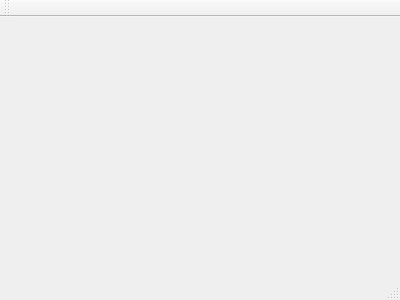
First picture: the form in mainwindow.ui, repository Bruce-Ten/QtFinal, before the edit.
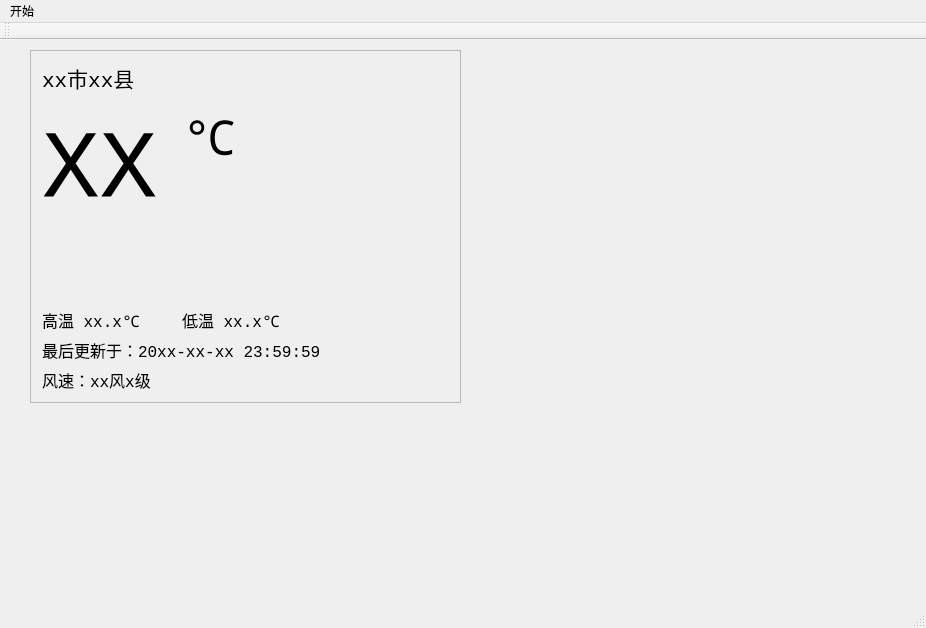
Second picture: the form after the edit. Icons and pictures are not drawn.

```diff
--- a/mainwindow.ui
+++ b/mainwindow.ui
@@ -1,24 +1,219 @@
 <ui version="4.0">
  <class>MainWindow</class>
- <widget class="QMainWindow" name="MainWindow" >
-  <property name="geometry" >
+ <widget class="QMainWindow" name="MainWindow">
+  <property name="geometry">
    <rect>
     <x>0</x>
     <y>0</y>
-    <width>400</width>
-    <height>300</height>
+    <width>926</width>
+    <height>628</height>
    </rect>
   </property>
   <property name="windowTitle" >
    <string>MainWindow</string>
   </property>
-  <widget class="QMenuBar" name="menuBar" />
-  <widget class="QToolBar" name="mainToolBar" />
-  <widget class="QWidget" name="centralWidget" />
-  <widget class="QStatusBar" name="statusBar" />
+  <widget class="QWidget" name="centralWidget">
+   <widget class="QFrame" name="frame">
+    <property name="geometry">
+     <rect>
+      <x>30</x>
+      <y>10</y>
+      <width>431</width>
+      <height>353</height>
+     </rect>
+    </property>
+    <property name="frameShape">
+     <enum>QFrame::StyledPanel</enum>
+    </property>
+    <property name="frameShadow">
+     <enum>QFrame::Raised</enum>
+    </property>
+    <widget class="QLabel" name="labelCity">
+     <property name="geometry">
+      <rect>
+       <x>12</x>
+       <y>12</y>
+       <width>114</width>
+       <height>32</height>
+      </rect>
+     </property>
+     <property name="font">
+      <font>
+       <family>Consolas</family>
+       <pointsize>16</pointsize>
+      </font>
+     </property>
+     <property name="text">
+      <string>xx市xx县</string>
+     </property>
+    </widget>
+    <widget class="QLabel" name="labelTemperature">
+     <property name="geometry">
+      <rect>
+       <x>12</x>
+       <y>51</y>
+       <width>132</width>
+       <height>140</height>
+      </rect>
+     </property>
+     <property name="font">
+      <font>
+       <family>Consolas</family>
+       <pointsize>72</pointsize>
+      </font>
+     </property>
+     <property name="text">
+      <string>XX</string>
+     </property>
+    </widget>
+    <widget class="QLabel" name="labelIcon">
+     <property name="geometry">
+      <rect>
+       <x>219</x>
+       <y>51</y>
+       <width>201</width>
+       <height>181</height>
+      </rect>
+     </property>
+     <property name="font">
+      <font>
+       <family>Consolas</family>
+       <pointsize>72</pointsize>
+      </font>
+     </property>
+     <property name="text">
+      <string/>
+     </property>
+     <property name="pixmap">
+      <pixmap resource="img/img.qrc">:/weather.png</pixmap>
+     </property>
+    </widget>
+    <widget class="QLabel" name="labelHigh">
+     <property name="geometry">
+      <rect>
+       <x>12</x>
+       <y>258</y>
+       <width>115</width>
+       <height>23</height>
+      </rect>
+     </property>
+     <property name="font">
+      <font>
+       <family>Consolas</family>
+       <pointsize>12</pointsize>
+      </font>
+     </property>
+     <property name="text">
+      <string>高温 xx.x℃</string>
+     </property>
+    </widget>
+    <widget class="QLabel" name="labelLow">
+     <property name="geometry">
+      <rect>
+       <x>152</x>
+       <y>258</y>
+       <width>115</width>
+       <height>23</height>
+      </rect>
+     </property>
+     <property name="font">
+      <font>
+       <family>Consolas</family>
+       <pointsize>12</pointsize>
+      </font>
+     </property>
+     <property name="text">
+      <string>低温 xx.x℃</string>
+     </property>
+    </widget>
+    <widget class="QLabel" name="labelTime">
+     <property name="geometry">
+      <rect>
+       <x>12</x>
+       <y>288</y>
+       <width>329</width>
+       <height>23</height>
+      </rect>
+     </property>
+     <property name="font">
+      <font>
+       <family>Consolas</family>
+       <pointsize>12</pointsize>
+      </font>
+     </property>
+     <property name="text">
+      <string>最后更新于：20xx-xx-xx 23:59:59</string>
+     </property>
+    </widget>
+    <widget class="QLabel" name="labelFengSu">
+     <property name="geometry">
+      <rect>
+       <x>12</x>
+       <y>318</y>
+       <width>133</width>
+       <height>23</height>
+      </rect>
+     </property>
+     <property name="font">
+      <font>
+       <family>Consolas</family>
+       <pointsize>12</pointsize>
+      </font>
+     </property>
+     <property name="text">
+      <string>风速：xx风x级</string>
+     </property>
+    </widget>
+    <widget class="QLabel" name="labelSheshidu">
+     <property name="geometry">
+      <rect>
+       <x>152</x>
+       <y>51</y>
+       <width>60</width>
+       <height>70</height>
+      </rect>
+     </property>
+     <property name="font">
+      <font>
+       <family>Consolas</family>
+       <pointsize>36</pointsize>
+      </font>
+     </property>
+     <property name="text">
+      <string>℃</string>
+     </property>
+    </widget>
+   </widget>
+  </widget>
+  <widget class="QMenuBar" name="menuBar">
+   <property name="geometry">
+    <rect>
+     <x>0</x>
+     <y>0</y>
+     <width>926</width>
+     <height>26</height>
+    </rect>
+   </property>
+   <widget class="QMenu" name="menu">
+    <property name="title">
+     <string>开始</string>
+    </property>
+   </widget>
+   <addaction name="menu"/>
+  </widget>
+  <widget class="QToolBar" name="mainToolBar">
+   <attribute name="toolBarArea">
+    <enum>TopToolBarArea</enum>
+   </attribute>
+   <attribute name="toolBarBreak">
+    <bool>false</bool>
+   </attribute>
+  </widget>
+  <widget class="QStatusBar" name="statusBar"/>
  </widget>
- <layoutDefault spacing="6" margin="11" />
- <pixmapfunction></pixmapfunction>
- <resources/>
+ <layoutdefault spacing="6" margin="11"/>
+ <resources>
+  <include location="img/img.qrc"/>
+ </resources>
  <connections/>
 </ui>
```
Left out of the diff: 3 changed lines with no effect on the pictures.
